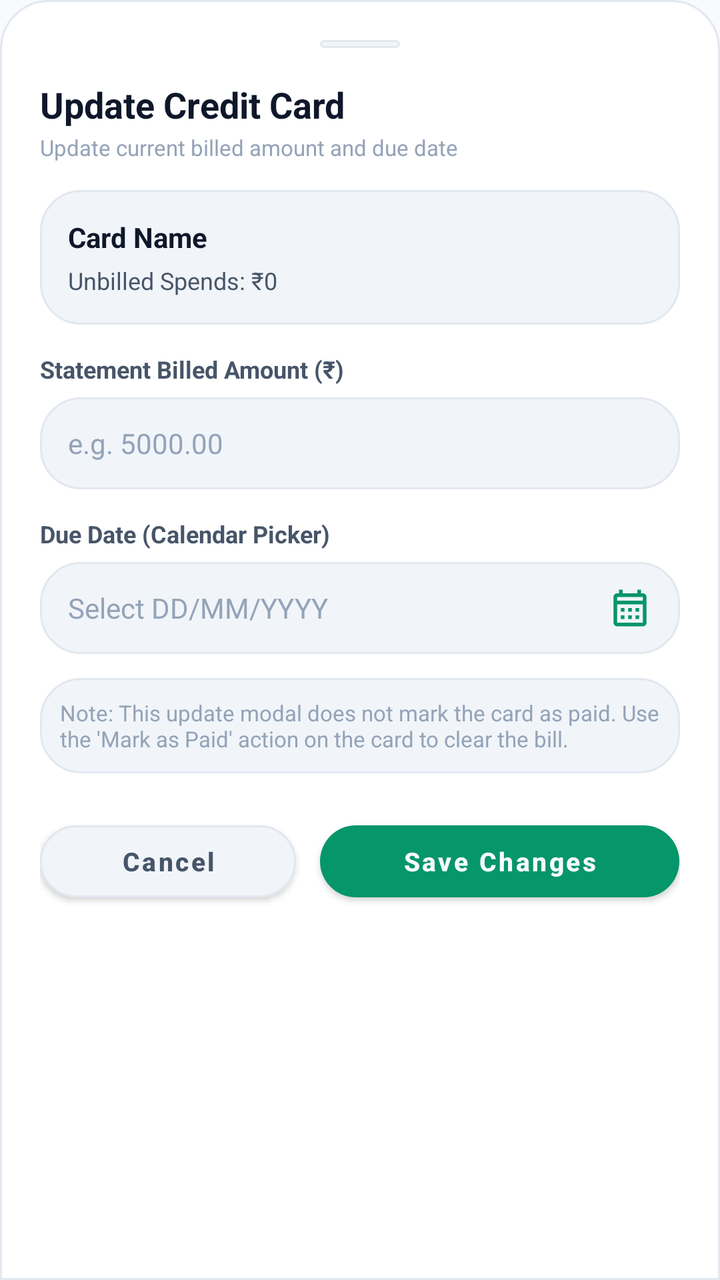
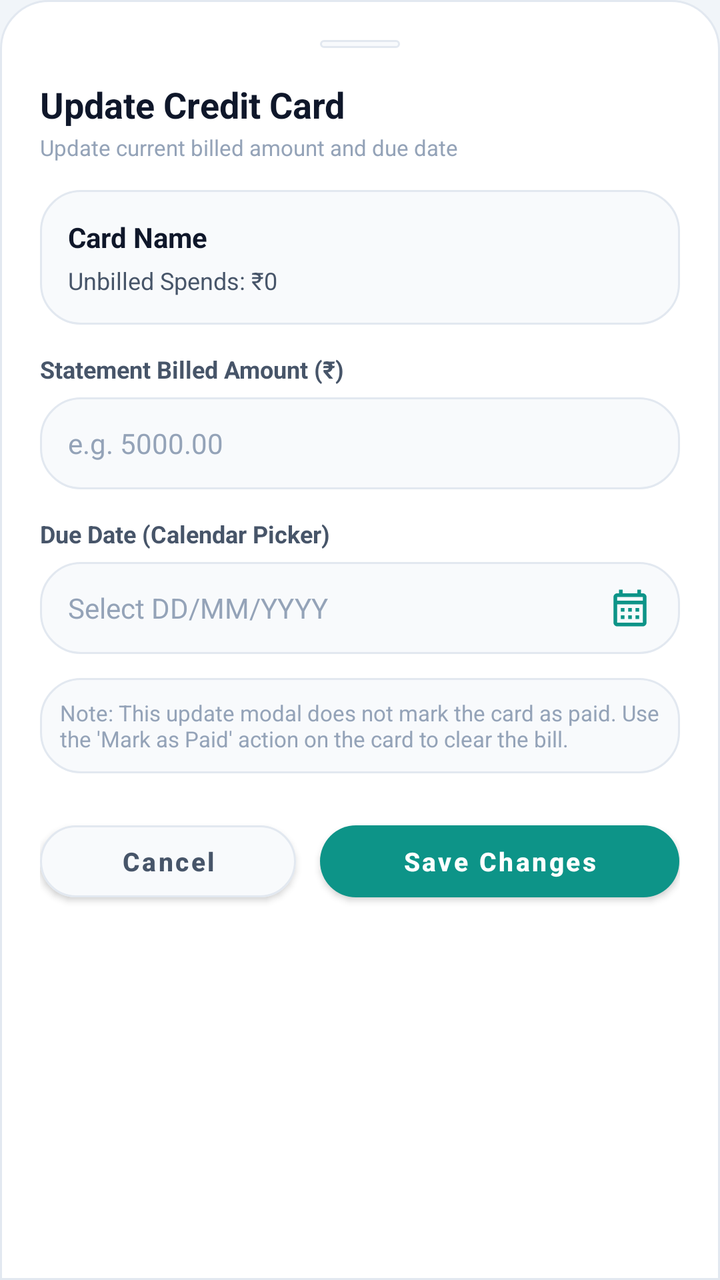

An Android layout rendered at two revisions. The XML below is the earlier revision; the diff shows what the commit changed to produce the second picture.
<!-- AndroidManifest.xml: application theme AppTheme -->
<!-- res/layout/dialog_edit_credit_card.xml -->
<?xml version="1.0" encoding="utf-8"?>
<LinearLayout
    xmlns:android="http://schemas.android.com/apk/res/android"
    xmlns:app="http://schemas.android.com/apk/res-auto"
    android:layout_width="match_parent"
    android:layout_height="wrap_content"
    android:orientation="vertical"
    android:background="@drawable/bg_bottom_sheet"
    android:padding="20dp">

    
    <View
        android:layout_width="40dp"
        android:layout_height="4dp"
        android:layout_gravity="center_horizontal"
        android:layout_marginBottom="16dp"
        android:background="@drawable/bg_pill_dark" />

    <TextView
        android:layout_width="wrap_content"
        android:layout_height="wrap_content"
        android:text="Update Credit Card"
        android:textColor="@color/text_primary"
        android:textSize="18sp"
        android:textStyle="bold" />

    <TextView
        android:layout_width="wrap_content"
        android:layout_height="wrap_content"
        android:layout_marginTop="2dp"
        android:text="Update current billed amount and due date"
        android:textColor="@color/text_muted"
        android:textSize="11sp" />

    
    <LinearLayout
        android:layout_width="match_parent"
        android:layout_height="wrap_content"
        android:layout_marginTop="14dp"
        android:background="@drawable/bg_pill_dark"
        android:padding="14dp"
        android:orientation="vertical">

        <TextView
            android:id="@+id/tvEditCardName"
            android:layout_width="wrap_content"
            android:layout_height="wrap_content"
            android:text="Card Name"
            android:textColor="@color/text_primary"
            android:textSize="14sp"
            android:textStyle="bold" />

        <TextView
            android:id="@+id/tvEditCardUnbilledSpends"
            android:layout_width="wrap_content"
            android:layout_height="wrap_content"
            android:layout_marginTop="4dp"
            android:text="Unbilled Spends: ₹0"
            android:textColor="@color/text_secondary"
            android:textSize="12sp" />
    </LinearLayout>

    
    <TextView
        android:layout_width="wrap_content"
        android:layout_height="wrap_content"
        android:layout_marginTop="14dp"
        android:text="Statement Billed Amount (₹)"
        android:textColor="@color/text_secondary"
        android:textSize="12sp"
        android:textStyle="bold" />

    <EditText
        android:id="@+id/etEditBilledAmount"
        android:layout_width="match_parent"
        android:layout_height="46dp"
        android:layout_marginTop="6dp"
        android:background="@drawable/bg_pill_dark"
        android:hint="e.g. 5000.00"
        android:textColorHint="@color/text_muted"
        android:textColor="@color/text_primary"
        android:inputType="numberDecimal"
        android:imeOptions="actionDone"
        android:textSize="14sp"
        android:paddingStart="14dp"
        android:paddingEnd="14dp" />

    
    <TextView
        android:layout_width="wrap_content"
        android:layout_height="wrap_content"
        android:layout_marginTop="14dp"
        android:text="Due Date (Calendar Picker)"
        android:textColor="@color/text_secondary"
        android:textSize="12sp"
        android:textStyle="bold" />

    <EditText
        android:id="@+id/etEditDueDate"
        android:layout_width="match_parent"
        android:layout_height="46dp"
        android:layout_marginTop="6dp"
        android:background="@drawable/bg_pill_dark"
        android:hint="Select DD/MM/YYYY"
        android:textColorHint="@color/text_muted"
        android:textColor="@color/text_primary"
        android:textSize="14sp"
        android:focusable="false"
        android:clickable="true"
        android:cursorVisible="false"
        android:drawableEnd="@drawable/ic_calendar"
        android:drawablePadding="8dp"
        android:drawableTint="@color/colorPrimary"
        android:paddingStart="14dp"
        android:paddingEnd="14dp" />

    
    <LinearLayout
        android:layout_width="match_parent"
        android:layout_height="wrap_content"
        android:layout_marginTop="12dp"
        android:background="@drawable/bg_pill_dark"
        android:padding="10dp"
        android:orientation="horizontal"
        android:gravity="center_vertical">

        <TextView
            android:layout_width="match_parent"
            android:layout_height="wrap_content"
            android:text="Note: This update modal does not mark the card as paid. Use the 'Mark as Paid' action on the card to clear the bill."
            android:textColor="@color/text_muted"
            android:textSize="11sp" />
    </LinearLayout>

    
    <LinearLayout
        android:layout_width="match_parent"
        android:layout_height="wrap_content"
        android:layout_marginTop="20dp"
        android:orientation="horizontal">

        <com.google.android.material.button.MaterialButton
            android:id="@+id/btnEditCardCancel"
            android:layout_width="0dp"
            android:layout_weight="1"
            android:layout_height="48dp"
            android:layout_marginEnd="6dp"
            app:cornerRadius="24dp"
            app:backgroundTint="@color/bg_card_secondary"
            app:strokeColor="@color/border_dark"
            app:strokeWidth="1dp"
            android:text="Cancel"
            android:textColor="@color/text_secondary"
            android:textSize="13sp"
            android:textStyle="bold"
            android:textAllCaps="false" />

        <com.google.android.material.button.MaterialButton
            android:id="@+id/btnEditCardSubmit"
            android:layout_width="0dp"
            android:layout_weight="1.4"
            android:layout_height="48dp"
            android:layout_marginStart="6dp"
            app:cornerRadius="24dp"
            app:backgroundTint="@color/colorPrimary"
            android:text="Save Changes"
            android:textColor="@color/bg_dark"
            android:textSize="13sp"
            android:textStyle="bold"
            android:textAllCaps="false" />
    </LinearLayout>
</LinearLayout>
<!-- resources referenced by this layout -->
<resources>
  <color name="bg_card_secondary">#F1F5F9</color>
  <color name="bg_dark">#F8FAFC</color>
  <color name="border_dark">#E2E8F0</color>
  <color name="colorPrimary">#059669</color>
  <color name="text_muted">#94A3B8</color>
  <color name="text_primary">#0F172A</color>
  <color name="text_secondary">#475569</color>
  <!-- drawable bg_bottom_sheet (drawable) -->
  <?xml version="1.0" encoding="utf-8"?>
  <shape xmlns:android="http://schemas.android.com/apk/res/android"
      android:shape="rectangle">
      <solid android:color="@color/bg_card" />
      <corners
          android:topLeftRadius="24dp"
          android:topRightRadius="24dp"
          android:bottomLeftRadius="0dp"
          android:bottomRightRadius="0dp" />
      <stroke
          android:width="1dp"
          android:color="@color/border_dark" />
  </shape>
  <!-- drawable bg_pill_dark (drawable) -->
  <?xml version="1.0" encoding="utf-8"?>
  <shape xmlns:android="http://schemas.android.com/apk/res/android"
      android:shape="rectangle">
      <solid android:color="@color/bg_card_secondary" />
      <corners android:radius="20dp" />
      <stroke
          android:width="1dp"
          android:color="@color/border_dark" />
  </shape>
  <!-- drawable ic_calendar (drawable) -->
  <vector xmlns:android="http://schemas.android.com/apk/res/android"
      android:width="22dp"
      android:height="22dp"
      android:viewportWidth="24"
      android:viewportHeight="24">
    <path
        android:fillColor="@color/green_emerald"
        android:pathData="M19,4h-1V2h-2v2H8V2H6v2H5C3.89,4 3.01,4.9 3.01,6L3,20c0,1.1 0.89,2 2,2h14c1.1,0 2,-0.9 2,-2V6C21,4.9 20.1,4 19,4zM19,20H5V10h14V20zM19,8H5V6h14V8zM9,14H7v-2h2V14zM13,14h-2v-2h2V14zM17,14h-2v-2h2V14zM9,18H7v-2h2V18zM13,18h-2v-2h2V18zM17,18h-2v-2h2V18z"/>
  </vector>
  <style name="AppTheme" parent="Theme.MaterialComponents.DayNight.NoActionBar">
          <item name="colorPrimary">@color/colorPrimary</item>
          <item name="colorPrimaryDark">@color/colorPrimaryDark</item>
          <item name="colorAccent">@color/colorAccent</item>
          <item name="android:windowBackground">@color/bg_dark</item>
          <item name="android:statusBarColor">@color/bg_dark</item>
          <item name="android:navigationBarColor">@color/nav_bottom_bg</item>
          <item name="android:textColorPrimary">@color/text_primary</item>
          <item name="android:textColorSecondary">@color/text_secondary</item>
          <item name="android:windowLightStatusBar">true</item>
          <item name="bottomSheetDialogTheme">@style/FinMngrBottomSheetDialogTheme</item>
      </style>
  <color name="bg_card">#FFFFFF</color>
  <color name="green_emerald">#059669</color>
  <color name="colorPrimaryDark">#F1F5F9</color>
  <color name="colorAccent">#059669</color>
  <color name="nav_bottom_bg">#FFFFFF</color>
  <style name="FinMngrBottomSheetDialogTheme" parent="ThemeOverlay.MaterialComponents.BottomSheetDialog">
          <item name="bottomSheetStyle">@style/FinMngrBottomSheetModal</item>
      </style>
  <style name="FinMngrBottomSheetModal" parent="Widget.MaterialComponents.BottomSheet.Modal">
          <item name="android:background">@android:color/transparent</item>
      </style>
</resources>

<!-- the commit's change to res/layout/dialog_edit_credit_card.xml (unified diff, before → after) -->
@@ -164,7 +164,7 @@
             app:cornerRadius="24dp"
             app:backgroundTint="@color/colorPrimary"
             android:text="Save Changes"
-            android:textColor="@color/bg_dark"
+            android:textColor="@color/text_on_primary"
             android:textSize="13sp"
             android:textStyle="bold"
             android:textAllCaps="false" />
<!-- resource entries referenced after the edit -->
@@ -1,10 +1,11 @@
 <!-- resources referenced by this layout -->
 <resources>
-  <color name="bg_card_secondary">#F1F5F9</color>
-  <color name="bg_dark">#F8FAFC</color>
+  <color name="bg_card_secondary">#F8FAFC</color>
+  <color name="bg_dark">#F1F5F9</color>
   <color name="border_dark">#E2E8F0</color>
-  <color name="colorPrimary">#059669</color>
+  <color name="colorPrimary">#0D9488</color>
   <color name="text_muted">#94A3B8</color>
+  <color name="text_on_primary">#FFFFFF</color>
   <color name="text_primary">#0F172A</color>
   <color name="text_secondary">#475569</color>
   <!-- drawable bg_bottom_sheet (drawable) -->
@@ -55,8 +56,8 @@
       </style>
   <color name="bg_card">#FFFFFF</color>
   <color name="green_emerald">#059669</color>
-  <color name="colorPrimaryDark">#F1F5F9</color>
-  <color name="colorAccent">#059669</color>
+  <color name="colorPrimaryDark">#E2E8F0</color>
+  <color name="colorAccent">#0D9488</color>
   <color name="nav_bottom_bg">#FFFFFF</color>
   <style name="FinMngrBottomSheetDialogTheme" parent="ThemeOverlay.MaterialComponents.BottomSheetDialog">
           <item name="bottomSheetStyle">@style/FinMngrBottomSheetModal</item>
